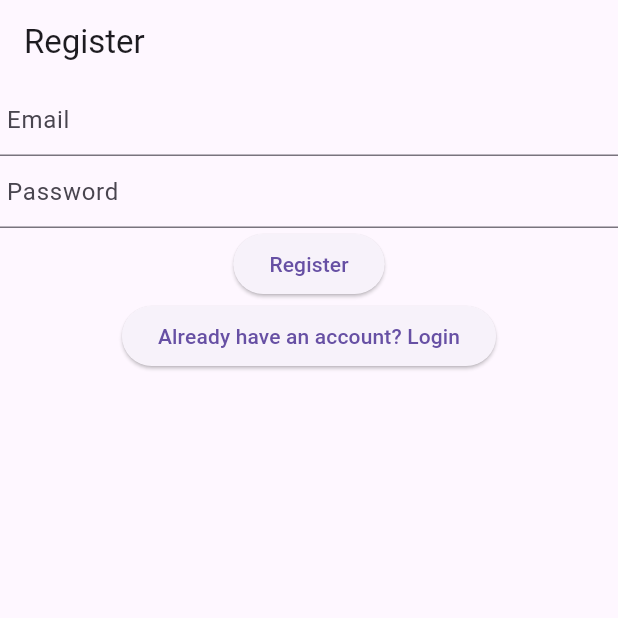
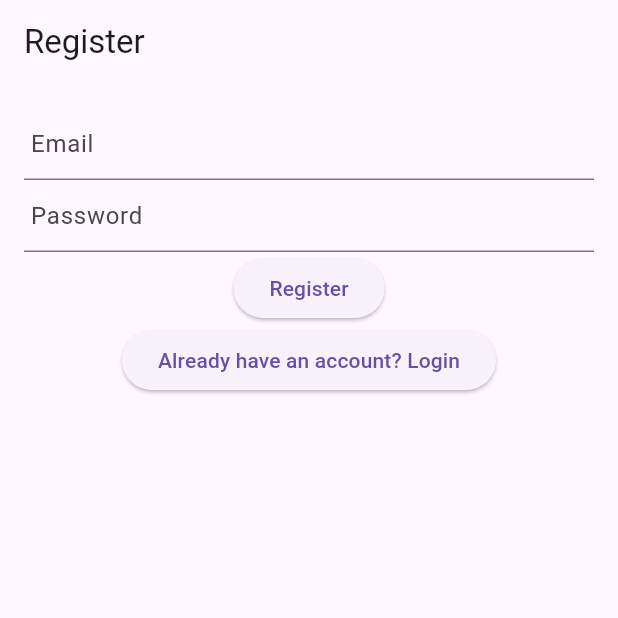
Before and after one commit to Bolvs/flutter-learning, a Flutter app: the screen it shows after launch, after a tap on "Not registered yet? Register here!", on a phone screen of 412 x 824 dp, the top half of it. Run offline on Flutter 3.47's test engine with Material 3 defaults, Android fonts, the phone set to English and light mode, and no system bars; our stand-ins replace bloc, cloud_firestore, equatable, firebase_auth, firebase_core, flutter_bloc and 1 more; accounts and stored records are empty; network calls fail.

Commit message:
final touches

```diff
--- a/lib/main.dart
+++ b/lib/main.dart
@@ -5,6 +5,7 @@ import 'package:flutter_application_2/services/auth/bloc/auth_bloc.dart';
 import 'package:flutter_application_2/services/auth/bloc/auth_events.dart';
 import 'package:flutter_application_2/services/auth/bloc/auth_state.dart';
 import 'package:flutter_application_2/services/auth/firebase_auth_provider.dart';
+import 'package:flutter_application_2/views/forgot_password_view.dart';
 import 'package:flutter_application_2/views/notes/create_update_note_view.dart';
 import 'package:flutter_application_2/views/notes/notes_view.dart';
 import 'package:flutter_application_2/views/login_view.dart';
@@ -46,6 +47,8 @@ class HomePage extends StatelessWidget {
         return const VerifyEmailView();
       } else if (state is AuthStateLoggedOut) {
         return const LoginView();
+      } else if (state is AuthStateForgotPassword) {
+        return const ForgotPasswordView();
       } else if (state is AuthStateRegistering) {
         return const RegisterView();
       } else {
--- a/lib/services/auth/auth_provider.dart
+++ b/lib/services/auth/auth_provider.dart
@@ -13,4 +13,5 @@ abstract class AuthProvider {
   });
   Future<void> logOut();
   Future<void> sendEmailVerification();
+  Future<void> sendPasswordReset({required String toEmail});
 }
--- a/lib/services/auth/auth_service.dart
+++ b/lib/services/auth/auth_service.dart
@@ -42,4 +42,8 @@ class AuthService implements AuthProvider {
 
   @override
   Future<void> intialize() => provider.intialize();
+
+  @override
+  Future<void> sendPasswordReset({required String toEmail}) =>
+      provider.sendPasswordReset(toEmail: toEmail);
 }
--- a/lib/services/auth/bloc/auth_events.dart
+++ b/lib/services/auth/bloc/auth_events.dart
@@ -31,6 +31,12 @@ class AuthEventShouldRegister extends AuthEvent {
   const AuthEventShouldRegister();
 }
 
+class AuthEventForgotPassword extends AuthEvent {
+  final String? email;
+
+  const AuthEventForgotPassword({this.email});
+}
+
 class AuthEventLogOut extends AuthEvent {
   const AuthEventLogOut();
 }
--- a/lib/services/auth/bloc/auth_state.dart
+++ b/lib/services/auth/bloc/auth_state.dart
@@ -19,6 +19,18 @@ class AuthStateRegistering extends AuthState {
   final Exception? exception;
 
   const AuthStateRegistering({required this.exception, required bool isLoading})
+      : super(isLoading: isLoading);
+}
+
+class AuthStateForgotPassword extends AuthState {
+  final Exception? exception;
+  final bool hasSentEmail;
+
+  const AuthStateForgotPassword(
+      {super.loadingText,
+      required this.exception,
+      required this.hasSentEmail,
+      required bool isLoading})
       : super(isLoading: isLoading);
 }
 
--- a/lib/views/login_view.dart
+++ b/lib/views/login_view.dart
@@ -38,7 +38,8 @@ class _LoginViewState extends State<LoginView> {
         // TODO: implement listener
         if (state is AuthStateLoggedOut) {
           if (state.exception is UserNotFoundAuthException) {
-            await showErrorDialog(context, 'User not found');
+            await showErrorDialog(
+                context, 'Cannot find user with entered credentials');
           } else if (state.exception is WrongPasswordAuthException) {
             await showErrorDialog(context, 'Wrong credentials');
           } else if (state.exception is GenericAuthException) {
@@ -50,7 +51,9 @@ class _LoginViewState extends State<LoginView> {
         appBar: AppBar(
           title: const Text('Login'),
         ),
-        body: Column(
+        body: Padding(
+          padding: const EdgeInsets.all(16.0),
+          child: Column(
             children: [
               TextField(
                 controller: _email,
@@ -92,8 +95,17 @@ class _LoginViewState extends State<LoginView> {
                       );
                 },
                 child: const Text('Not registered yet? Register here!'),
+              ),
+              TextButton(
+                onPressed: () async {
+                  context.read<AuthBloc>().add(
+                        const AuthEventForgotPassword(),
+                      );
+                },
+                child: const Text('Forgot password'),
               )
             ],
+          ),
         ),
       ),
     );
--- a/lib/views/register_view.dart
+++ b/lib/views/register_view.dart
@@ -45,7 +45,9 @@ class _RegisterViewState extends State<RegisterView> {
         appBar: AppBar(
           title: const Text('Register'),
         ),
-        body: Column(
+        body: Padding(
+          padding: const EdgeInsets.all(16.0),
+          child: Column(
             children: [
               TextField(
                 controller: _email,
@@ -84,6 +86,7 @@ class _RegisterViewState extends State<RegisterView> {
             ],
           ),
         ),
+      ),
     );
   }
 }
```
Also changed, not shown: lib/services/auth/bloc/auth_bloc.dart (+25 -0 lines), lib/services/auth/firebase_auth_provider.dart (+19 -0 lines), lib/utilities/dialog/passwrod_reset_email_sent_dialog.dart (added, +13 -0 lines), lib/views/forgot_password_view.dart (added, +84 -0 lines). Lines whose indentation alone changed are shown as unchanged.
